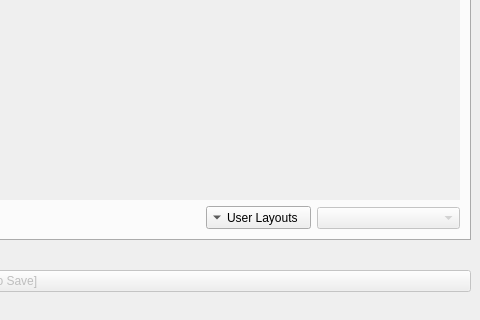
Qt form src/appmainwindow.ui (TeamOpenFIRE/OpenFIRE-App) before a commit; both pictures show x 500 to 980 and y 400 to 720 of the 980 by 720 pixel window.
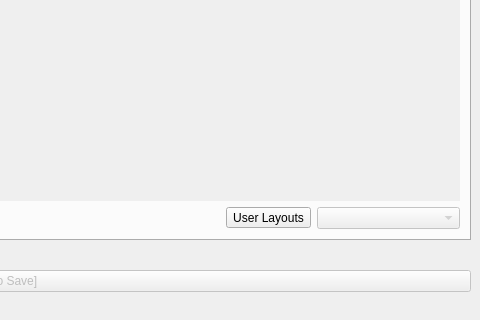
The same form after that commit. Icons and pictures are not drawn.

Commit message: Fix redundant presets toolbtn icon

The edit to the form file:
```diff
--- a/src/appmainwindow.ui
+++ b/src/appmainwindow.ui
@@ -242,9 +242,6 @@
             <property name="toolButtonStyle">
              <enum>Qt::ToolButtonTextBesideIcon</enum>
             </property>
-            <property name="arrowType">
-             <enum>Qt::DownArrow</enum>
-            </property>
            </widget>
           </item>
           <item alignment="Qt::AlignRight|Qt::AlignBottom">
```
Left out of the diff: 2 changed lines with no effect on the pictures.
